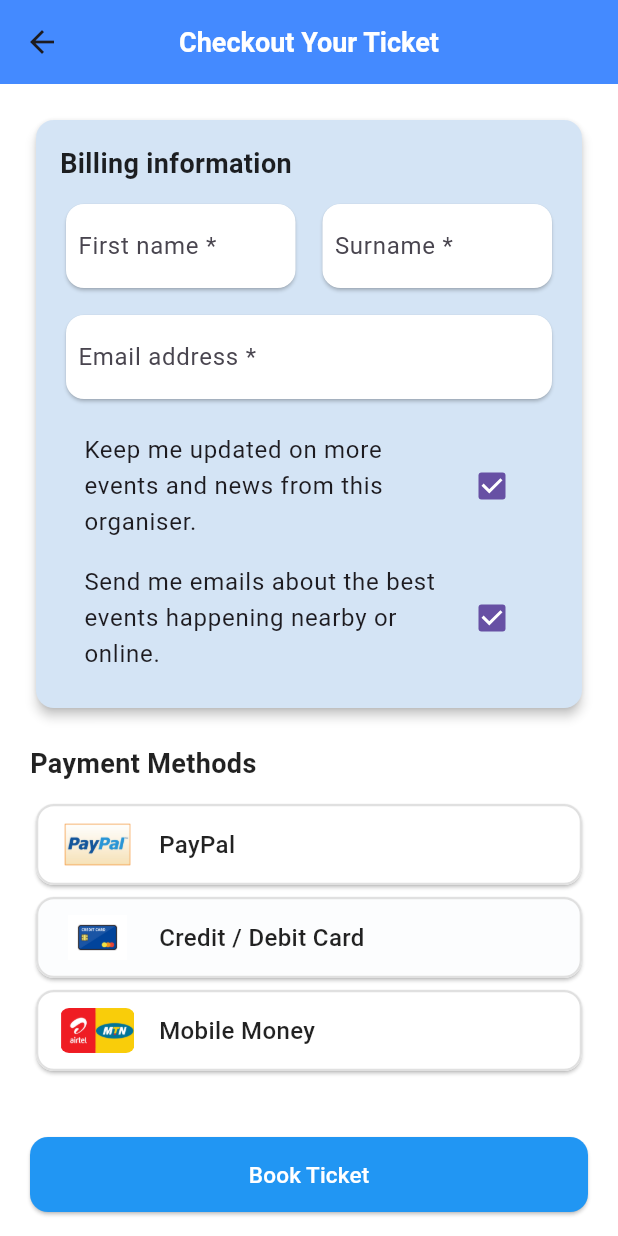
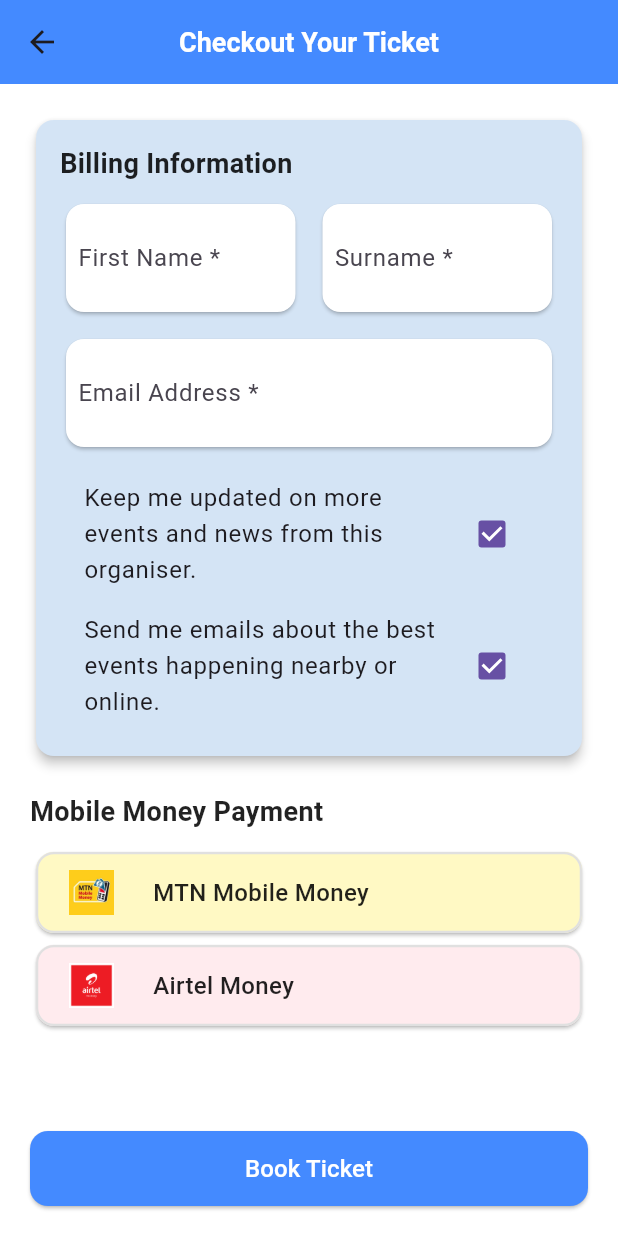
Before and after one commit to Reinaatim8/EventFinder-Recess, a Flutter app: the CheckoutScreen screen opened directly with empty values, on a phone screen of 412 x 824 dp. Run offline on Flutter 3.47's test engine with Material 3 defaults, Android fonts, the phone set to English and light mode, and no system bars; our stand-ins replace cloud_firestore, email_validator, firebase_auth, firebase_core, firebase_storage, fluttertoast and 1 more; accounts and stored records are empty.

Commit message:
added more images for checkout screen

```diff
--- a/lib/screens/home/bookevent_screen.dart
+++ b/lib/screens/home/bookevent_screen.dart
@@ -2,19 +2,13 @@ import 'package:flutter/material.dart';
 
 class CheckoutScreen extends StatefulWidget {
   final double total;
-  final VoidCallback? onPaymentSuccess;  // <-- Added callback
-
-  const CheckoutScreen({
-    super.key,
-    required this.total,
-    this.onPaymentSuccess,               // <-- Accept callback here
-  });
+  const CheckoutScreen({super.key, required this.total});
 
   @override
   State<CheckoutScreen> createState() => _CheckoutScreenState();
 }
 
-enum PaymentMethod { paypal, card, mobileMoney }
+enum PaymentNetwork { mtn, airtel }
 
 class _CheckoutScreenState extends State<CheckoutScreen> {
   final _formKey = GlobalKey<FormState>();
@@ -23,55 +17,41 @@ class _CheckoutScreenState extends State<CheckoutScreen> {
   String email = '';
   bool subscribeOrganizer = true;
   bool subscribeUpdates = true;
-  PaymentMethod? _selectedPayment;
+  PaymentNetwork? _selectedNetwork;
 
   @override
   Widget build(BuildContext context) {
     return Scaffold(
       appBar: AppBar(
-        title: const Text(
-          "Checkout Your Ticket",
-          style: TextStyle(color: Colors.white, fontSize: 18, fontWeight: FontWeight.bold),
-        ),
+        title: const Text("Checkout Your Ticket",
+            style: TextStyle(color: Colors.white, fontSize: 18, fontWeight: FontWeight.bold)),
         centerTitle: true,
         backgroundColor: Colors.blueAccent,
       ),
-      backgroundColor: Colors.white,
-      body: SafeArea(
-        child: SingleChildScrollView(
+      body: Padding(
         padding: const EdgeInsets.all(20),
-          child: Column(
-            crossAxisAlignment: CrossAxisAlignment.start,
-            children: [
-              /// Billing Info Section
+        child: Column(crossAxisAlignment: CrossAxisAlignment.start, children: [
+          // Billing Card
           Card(
             elevation: 3,
             color: const Color.fromARGB(255, 212, 228, 245),
             shape: RoundedRectangleBorder(borderRadius: BorderRadius.circular(12)),
             child: Padding(
               padding: const EdgeInsets.all(16.0),
-                  child: Column(
-                    crossAxisAlignment: CrossAxisAlignment.start,
-                    children: [
-                      const Text("Billing information", style: TextStyle(fontSize: 18, fontWeight: FontWeight.bold)),
+              child: Column(crossAxisAlignment: CrossAxisAlignment.start, children: [
+                const Text("Billing Information", style: TextStyle(fontSize: 18, fontWeight: FontWeight.bold)),
                 const SizedBox(height: 10),
                 Form(
                   key: _formKey,
-                        child: Column(
-                          children: [
-                            Row(
-                              children: [
+                  child: Column(children: [
+                    Row(children: [
                       Expanded(
                         child: Card(
                           color: Colors.white,
-                                    elevation: 1,
                           child: Padding(
-                                      padding: const EdgeInsets.symmetric(horizontal: 8.0),
+                            padding: const EdgeInsets.all(8.0),
                             child: TextFormField(
-                                        decoration: const InputDecoration(
-                                          labelText: "First name *",
-                                          border: InputBorder.none,
-                                        ),
+                              decoration: const InputDecoration(labelText: "First Name *", border: InputBorder.none),
                               onChanged: (val) => firstName = val,
                               validator: (val) => val!.isEmpty ? "Required" : null,
                             ),
@@ -82,33 +62,24 @@ class _CheckoutScreenState extends State<CheckoutScreen> {
                       Expanded(
                         child: Card(
                           color: Colors.white,
-                                    elevation: 1,
                           child: Padding(
-                                      padding: const EdgeInsets.symmetric(horizontal: 8.0),
+                            padding: const EdgeInsets.all(8.0),
                             child: TextFormField(
-                                        decoration: const InputDecoration(
-                                          labelText: "Surname *",
-                                          border: InputBorder.none,
-                                        ),
+                              decoration: const InputDecoration(labelText: "Surname *", border: InputBorder.none),
                               onChanged: (val) => lastName = val,
                               validator: (val) => val!.isEmpty ? "Required" : null,
                             ),
                           ),
                         ),
                       ),
-                              ],
-                            ),
+                    ]),
                     const SizedBox(height: 10),
                     Card(
                       color: Colors.white,
-                              elevation: 1,
                       child: Padding(
-                                padding: const EdgeInsets.symmetric(horizontal: 8.0),
+                        padding: const EdgeInsets.all(8.0),
                         child: TextFormField(
-                                  decoration: const InputDecoration(
-                                    labelText: "Email address *",
-                                    border: InputBorder.none,
-                                  ),
+                          decoration: const InputDecoration(labelText: "Email Address *", border: InputBorder.none),
                           onChanged: (val) => email = val,
                           validator: (val) => val!.isEmpty ? "Required" : null,
                         ),
@@ -125,111 +96,86 @@ class _CheckoutScreenState extends State<CheckoutScreen> {
                       value: subscribeUpdates,
                       onChanged: (val) => setState(() => subscribeUpdates = val!),
                     ),
-                          ],
+                  ]),
                 ),
-                      ),
-                    ],
-                  ),
+              ]),
             ),
           ),
 
           const SizedBox(height: 20),
-              const Text("Payment Methods", style: TextStyle(fontSize: 18, fontWeight: FontWeight.bold)),
+          const Text("Mobile Money Payment", style: TextStyle(fontSize: 18, fontWeight: FontWeight.bold)),
           const SizedBox(height: 10),
 
-              /// Payment Option Cards
-              _buildStyledPaymentCard(
-                value: PaymentMethod.paypal,
-                logo: 'assets/images/paid.jpg',
-                title: "PayPal",
-                bgColor: Colors.white,
-                borderColor: const Color.fromARGB(255, 2, 92, 26),
-              ),
-              _buildStyledPaymentCard(
-                value: PaymentMethod.card,
-                logo: 'assets/images/card.jpeg',
-                title: "Credit / Debit Card",
-                bgColor: const Color.fromARGB(255, 252, 253, 254),
-                borderColor: const Color.fromARGB(255, 0, 97, 13),
-              ),
-              _buildStyledPaymentCard(
-                value: PaymentMethod.mobileMoney,
-                logo: 'assets/images/mobile.jpg',
-                title: "Mobile Money",
-                bgColor: Colors.white,
-                borderColor: const Color.fromARGB(255, 1, 103, 4),
+          // MTN
+          _buildNetworkCard(
+            value: PaymentNetwork.mtn,
+            title: "MTN Mobile Money",
+            image: "assets/images/mtn.jpg", // Replace with actual MTN logo
+            bgColor: Colors.yellow.shade100,
+            borderColor: Colors.orange,
           ),
 
-              const SizedBox(height: 40),
+          // Airtel
+          _buildNetworkCard(
+            value: PaymentNetwork.airtel,
+            title: "Airtel Money",
+            image: "assets/images/airtel.png",
+            bgColor: Colors.red.shade50,
+            borderColor: Colors.redAccent,
+          ),
 
-              /// Book Ticket Button
+          const Spacer(),
           ElevatedButton(
             style: ElevatedButton.styleFrom(
               minimumSize: const Size.fromHeight(50),
-                  backgroundColor: Colors.blue,
+              backgroundColor: Colors.blueAccent,
               shape: RoundedRectangleBorder(borderRadius: BorderRadius.circular(12)),
             ),
             onPressed: () {
               if (_formKey.currentState!.validate()) {
-                    if (_selectedPayment == null) {
+                if (_selectedNetwork == null) {
                   ScaffoldMessenger.of(context).showSnackBar(
-                        const SnackBar(content: Text("Please select a payment method")),
-                      );
+                      const SnackBar(content: Text("Please select a payment network")));
                   return;
                 }
-                    _openPaymentDialog(_selectedPayment!);
+                _openMobileMoneyDialog(_selectedNetwork!);
               }
             },
-                child: const Text("Book Ticket", style: TextStyle(color: Colors.white, fontSize: 15)),
+            child: const Text("Book Ticket", style: TextStyle(color: Colors.white, fontSize: 16)),
           ),
-            ],
-          ),
-        ),
+        ]),
       ),
     );
   }
 
-  /// Payment Card Builder
-  Widget _buildStyledPaymentCard({
-    required PaymentMethod value,
-    required String logo,
+  Widget _buildNetworkCard({
+    required PaymentNetwork value,
     required String title,
+    required String image,
     required Color bgColor,
     required Color borderColor,
   }) {
-    final isSelected = _selectedPayment == value;
+    final isSelected = _selectedNetwork == value;
+
     return GestureDetector(
-      onTap: () => setState(() => _selectedPayment = value),
+      onTap: () => setState(() => _selectedNetwork = value),
       child: Card(
         color: bgColor,
         elevation: isSelected ? 4 : 1,
         shape: RoundedRectangleBorder(
-          side: BorderSide(
-            color: isSelected ? borderColor : Colors.grey.shade300,
-            width: 1.5,
-          ),
+          side: BorderSide(color: isSelected ? borderColor : Colors.grey.shade300, width: 1.5),
           borderRadius: BorderRadius.circular(12),
         ),
         child: Padding(
-          padding: const EdgeInsets.symmetric(horizontal: 16, vertical: 12),
+          padding: const EdgeInsets.all(12),
           child: Row(
             children: [
               ClipRRect(
                 borderRadius: BorderRadius.circular(6),
-                child: Image.asset(
-                  logo,
-                  height: 30,
-                  width: 50,
-                  fit: BoxFit.contain,
-                ),
+                child: Image.asset(image, height: 30, width: 50, fit: BoxFit.contain),
               ),
               const SizedBox(width: 16),
-              Expanded(
-                child: Text(
-                  title,
-                  style: const TextStyle(fontSize: 16, fontWeight: FontWeight.w500),
-                ),
-              ),
+              Expanded(child: Text(title, style: const TextStyle(fontSize: 16, fontWeight: FontWeight.w500))),
               if (isSelected) Icon(Icons.check_circle, color: borderColor),
             ],
           ),
@@ -238,59 +184,12 @@ class _CheckoutScreenState extends State<CheckoutScreen> {
     );
   }
 
-  /// Payment Dialog Selector
-  void _openPaymentDialog(PaymentMethod method) {
-    switch (method) {
-      case PaymentMethod.paypal:
-        String paypalEmail = '';
+  void _openMobileMoneyDialog(PaymentNetwork network) {
+    String phone = '';
+    String provider = network == PaymentNetwork.mtn ? 'MTN' : 'Airtel';
+
     _showInputDialog(
-          title: "Pay with PayPal",
-          content: TextFormField(
-            decoration: const InputDecoration(labelText: "PayPal Email"),
-            onChanged: (val) => paypalEmail = val,
-          ),
-          onConfirm: () {
-            // ✅ Integrate PayPal API here
-            _showSuccessDialog();
-          },
-        );
-        break;
-
-      case PaymentMethod.card:
-        String cardNumber = '';
-        String expiry = '';
-        String cvv = '';
-        _showInputDialog(
-          title: "Pay with Card",
-          content: Column(
-            mainAxisSize: MainAxisSize.min,
-            children: [
-              TextFormField(
-                decoration: const InputDecoration(labelText: "Card Number"),
-                onChanged: (val) => cardNumber = val,
-              ),
-              TextFormField(
-                decoration: const InputDecoration(labelText: "Expiry Date (MM/YY)"),
-                onChanged: (val) => expiry = val,
-              ),
-              TextFormField(
-                decoration: const InputDecoration(labelText: "CVV"),
-                onChanged: (val) => cvv = val,
-              ),
-            ],
-          ),
-          onConfirm: () {
-            // ✅ Integrate card payment API here
-            _showSuccessDialog();
-          },
-        );
-        break;
-
-      case PaymentMethod.mobileMoney:
-        String phone = '';
-        String provider = 'MTN';
-        _showInputDialog(
-          title: "Pay with Mobile Money",
+      title: "Pay with $provider Money",
       content: Column(
         mainAxisSize: MainAxisSize.min,
         children: [
@@ -298,27 +197,15 @@ class _CheckoutScreenState extends State<CheckoutScreen> {
             decoration: const InputDecoration(labelText: "Phone Number"),
             onChanged: (val) => phone = val,
           ),
-              DropdownButtonFormField<String>(
-                value: provider,
-                decoration: const InputDecoration(labelText: "Network"),
-                items: const [
-                  DropdownMenuItem(value: "MTN", child: Text("MTN")),
-                  DropdownMenuItem(value: "Airtel", child: Text("Airtel")),
-                ],
-                onChanged: (val) => provider = val!,
-              ),
         ],
       ),
       onConfirm: () {
-            // ✅ Integrate mobile money API here
+        // ✅ TODO: Integrate Flutterwave or Airtel API here.
         _showSuccessDialog();
       },
     );
-        break;
-    }
   }
 
-  /// Input Dialog Template
   void _showInputDialog({
     required String title,
     required Widget content,
@@ -331,19 +218,15 @@ class _CheckoutScreenState extends State<CheckoutScreen> {
         content: SingleChildScrollView(child: content),
         actions: [
           TextButton(onPressed: () => Navigator.pop(context), child: const Text("Cancel")),
-          ElevatedButton(
-            onPressed: () {
+          ElevatedButton(onPressed: () {
             Navigator.pop(context);
             onConfirm();
-            },
-            child: const Text("Pay Now"),
-          ),
+          }, child: const Text("Pay Now")),
         ],
       ),
     );
   }
 
-  /// Success Dialog with callback call
   void _showSuccessDialog() {
     showDialog(
       context: context,
@@ -352,12 +235,7 @@ class _CheckoutScreenState extends State<CheckoutScreen> {
         content: Text("You booked your ticket for €${widget.total.toStringAsFixed(2)}."),
         actions: [
           TextButton(
-            onPressed: () {
-              Navigator.popUntil(context, (route) => route.isFirst);
-              if (widget.onPaymentSuccess != null) {
-                widget.onPaymentSuccess!();
-              }
-            },
+            onPressed: () => Navigator.popUntil(context, (route) => route.isFirst),
             child: const Text("OK"),
           ),
         ],
```
Also changed, not shown: lib/screens/home/home_screen.dart (+8 -5 lines), pubspec.yaml (+6 -1 lines), assets/images/airtel.png (added), assets/images/mtn.jpg (added), pubspec.lock. Lines whose indentation alone changed are shown as unchanged.
